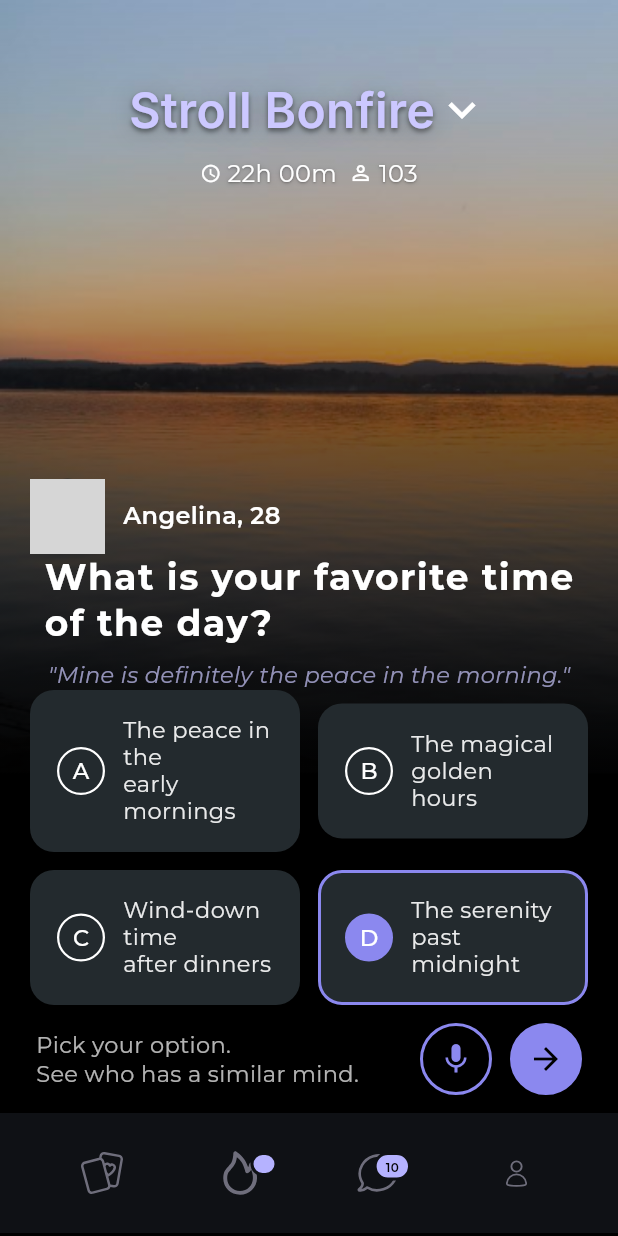
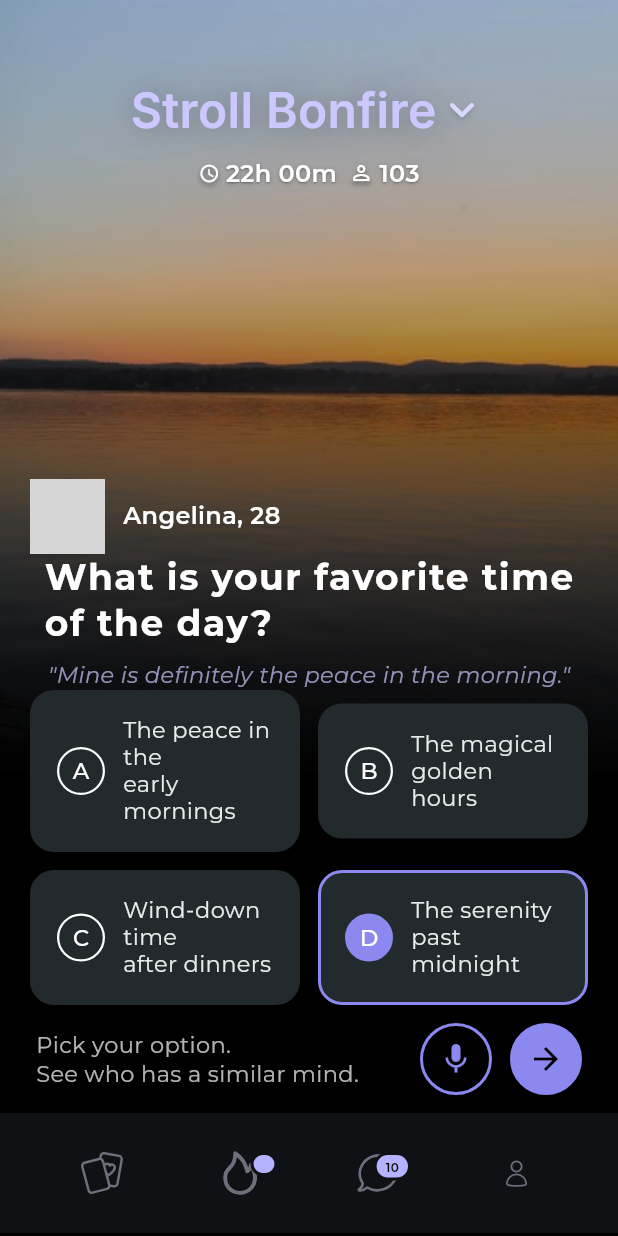
Before and after one commit to ikrishnag/bonfire-ui, a Flutter app: the screen it shows after launch, on a phone screen of 412 x 824 dp. Run offline on Flutter 3.47's test engine with Material 3 defaults, Android fonts, the phone set to English and light mode, and no system bars; our stand-ins replace flutter_svg, google_fonts; grey boxes are pictures that could not be loaded.

Commit message:
feat: enhance HeaderTitle widget with improved icon handling and shadow effects for better visual appeal

```diff
--- a/lib/presentation/widgets/header.dart
+++ b/lib/presentation/widgets/header.dart
@@ -20,23 +20,35 @@ class HeaderTitle extends StatelessWidget {
                 fontWeight: FontWeight.w600,
                 color: AppColors.headingPurple,
                 shadows: [
-                  const Shadow(
-                    color: Colors.black45,
-                    offset: Offset(0, 2),
-                    blurRadius: 4,
+                  Shadow(
+                    color: Colors.black26,
+                    offset: Offset(0, 0),
+                    blurRadius: 40,
                   ),
                   Shadow(
-                    color: Colors.black26,
-                    offset: const Offset(0, 2),
+                    color: Colors.black12,
+                    offset: Offset(0, 2),
                     blurRadius: 20,
                   ),
                 ],
               ),
             ),
             const Icon(
-              Icons.keyboard_arrow_down,
-              color: Colors.white,
-              size: 36,
+              Icons.keyboard_arrow_down_rounded,
+              color: Color.fromARGB(255, 217, 215, 252),
+              shadows: [
+                Shadow(
+                  color: Colors.black12,
+                  offset: Offset(0, 2),
+                  blurRadius: 4,
+                ),
+                Shadow(
+                  color: Colors.black12,
+                  offset: Offset(0, 2),
+                  blurRadius: 20,
+                ),
+              ],
+              size: 34,
             ),
           ],
         ),
@@ -46,13 +58,38 @@ class HeaderTitle extends StatelessWidget {
           child: Row(
             mainAxisSize: MainAxisSize.min,
             children: [
-              const Icon(Icons.access_time, size: 14, color: Colors.white),
+              Stack(
+                alignment: Alignment.center,
+                children: [
+
+                  Text(
+                    String.fromCharCode(Icons.access_time.codePoint),
+                    style: TextStyle(
+                      fontSize: 14,
+                      fontFamily: Icons.access_time.fontFamily,
+                      package: Icons.access_time.fontPackage,
+                      color: Colors.transparent,
+                      shadows: [
+                        Shadow(
+                          color: Colors.black.withValues(alpha: 0.5),
+                          offset: Offset(0, 2),
+                          blurRadius: 4,
+                        ),
+                      ],
+                    ),
+                  ),
+
+                  const Icon(Icons.access_time, size: 14, color: Colors.white),
+                ],
+              ),
+
               const SizedBox(width: 4),
               const Text(
                 '22h 00m',
                 style: TextStyle(
                   color: Colors.white,
                   fontSize: 16,
+                  fontWeight: FontWeight.w600,
                   shadows: [
                     Shadow(
                       color: Color.fromRGBO(0, 0, 0, 0.3),
@@ -68,13 +105,40 @@ class HeaderTitle extends StatelessWidget {
                 ),
               ),
               const SizedBox(width: 8),
-              const Icon(Icons.person_outline, size: 16, color: Colors.white),
+
+              Stack(
+                alignment: Alignment.center,
+                children: [
+
+                  Text(
+                    String.fromCharCode(Icons.person_outline.codePoint),
+                    style: TextStyle(
+                      fontSize: 16,
+                      fontFamily: Icons.person_outline.fontFamily,
+                      package: Icons.person_outline.fontPackage,
+                      color: Colors.transparent,
+                      shadows: [
+                        Shadow(
+                          color: Colors.black.withValues(alpha: 0.5),
+                          offset: Offset(0, 2),
+                          blurRadius: 4,
+                        ),
+                      ],
+                    ),
+                  ),
+
+                  const Icon(Icons.person_outline,
+                      size: 16, color: Colors.white),
+                ],
+              ),
+
               const SizedBox(width: 4),
               const Text(
                 '103',
                 style: TextStyle(
                   color: Colors.white,
                   fontSize: 16,
+                  fontWeight: FontWeight.w600,
                   shadows: [
                     Shadow(
                       color: Color.fromRGBO(0, 0, 0, 0.3),
```
